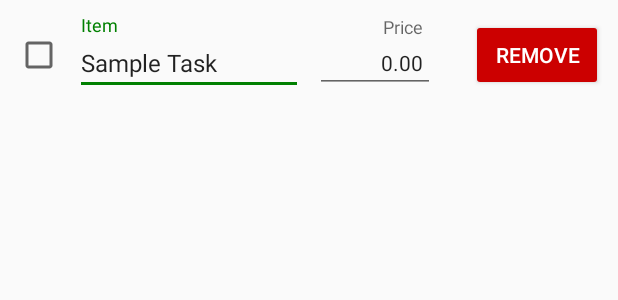
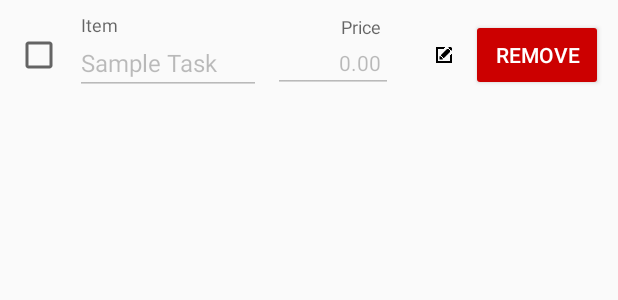
Before and after one commit to AkibHossainOmi/CoupleCart, an Android app: the layout task_item.xml on its own in the app's theme, with its tools: preview values and no code run, on a phone screen of 412 x 824 dp. Shown: the top 300 px of the screen. Run offline under Robolectric (Android 15) with nearby library versions, the phone set to English and light mode, and no system bars.

Commit message:
Now item name, price can be updated. UI changed slightly for editing option.

```diff
--- a/app/src/main/res/layout/task_item.xml
+++ b/app/src/main/res/layout/task_item.xml
@@ -30,7 +30,8 @@
             android:textSize="16sp"
             android:importantForAccessibility="yes"
             android:contentDescription="Task name"
-            android:gravity="start|center_vertical" />
+            android:gravity="start|center_vertical"
+            android:enabled="false" /> <!-- Initially disable the EditText -->
     </com.google.android.material.textfield.TextInputLayout>
 
     <!-- Price Field with TextInputLayout -->
@@ -51,8 +52,41 @@
             android:gravity="end"
             android:importantForAccessibility="yes"
             android:contentDescription="Task price"
-            android:paddingEnd="8dp" />
+            android:paddingEnd="8dp"
+            android:enabled="false" /> <!-- Initially disable the EditText -->
     </com.google.android.material.textfield.TextInputLayout>
+
+    <!-- Edit/Save Button -->
+    <ImageButton
+        android:id="@+id/editButton"
+        android:layout_width="20dp"
+        android:layout_height="20dp"
+        android:layout_marginStart="8dp"
+        android:background="?android:attr/selectableItemBackground"
+        android:contentDescription="Edit task"
+        android:scaleType="fitCenter"
+        android:padding="4dp"
+        android:src="@drawable/ic_edit"
+        android:text=""
+        android:textSize="14sp" />
+
+
+    <Button
+        android:id="@+id/saveButton"
+        android:layout_width="wrap_content"
+        android:layout_height="wrap_content"
+        android:text="Save"
+        android:layout_marginStart="8dp"
+        android:visibility="gone" />
+
+    <!-- Cancel Button (hidden initially) -->
+    <Button
+        android:id="@+id/cancelButton"
+        android:layout_width="wrap_content"
+        android:layout_height="wrap_content"
+        android:text="Cancel"
+        android:layout_marginStart="8dp"
+        android:visibility="gone" /> <!-- Initially hidden -->
 
     <!-- Remove Button -->
     <Button
```
Also changed, not shown: app/src/main/java/com/example/shoppinglistapp/presentation/ui/main/MainActivity.java (+80 -36 lines), app/src/main/res/drawable/ic_edit.png (added).
